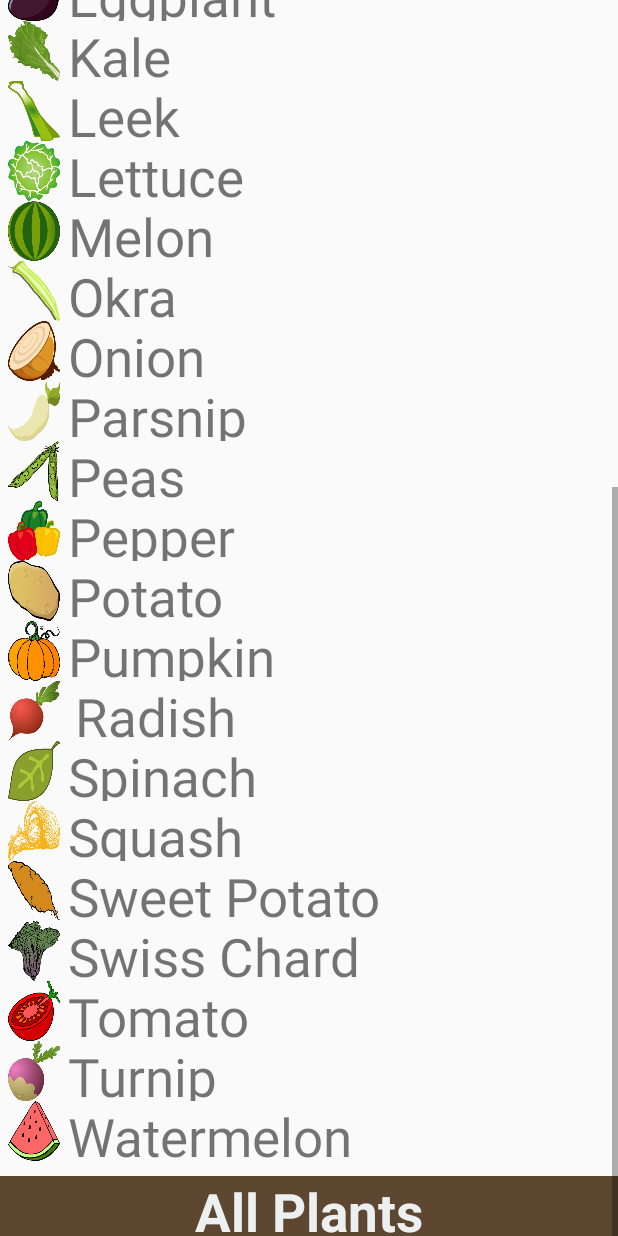
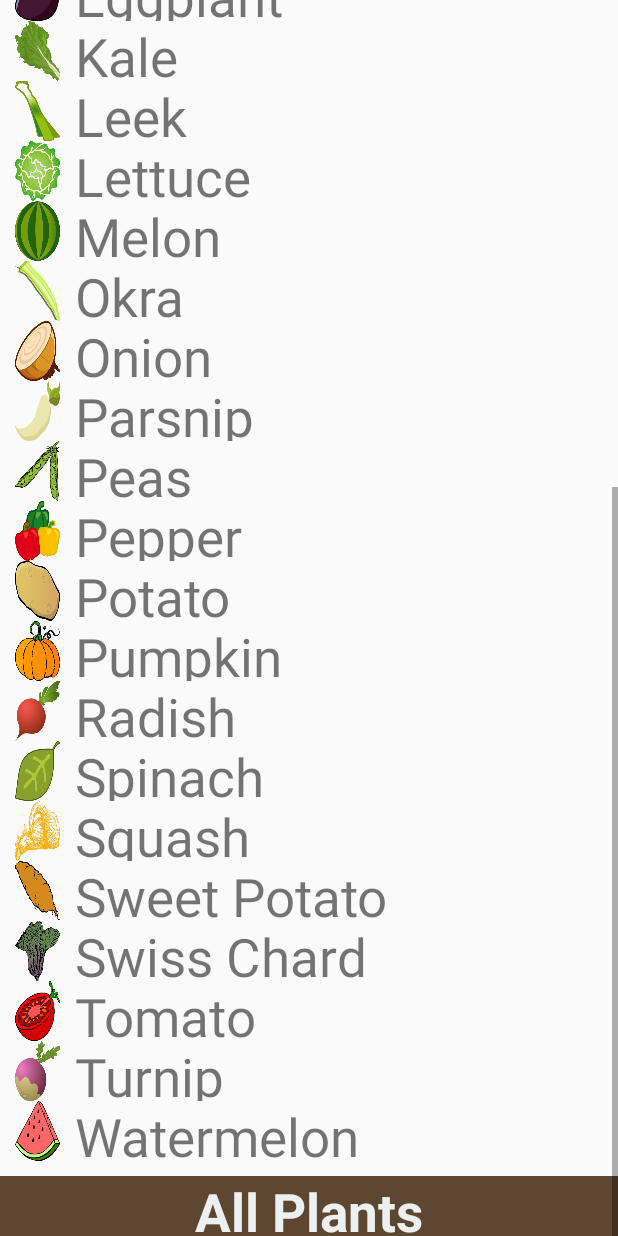
Before and after one commit to haihoang20/GreenThumb, an Android app: the layout activity_all_plants.xml on its own in the app's theme, with its tools: preview values and no code run, scrolled down 536 dp, on a phone screen of 412 x 824 dp. Run offline under Robolectric (Android 15) with nearby library versions, the phone set to English and light mode, and no system bars.

Commit message:
Finished adding photos and finished all layout stuff

```diff
--- a/app/src/main/java/beangames/greenthumb/PlantActivity.java
+++ b/app/src/main/java/beangames/greenthumb/PlantActivity.java
@@ -122,6 +122,7 @@ public class PlantActivity extends MainActivity{
         depth.setTypeface(plantText);
         rowSpacing.setTypeface(plantText);
         plantSpacing.setTypeface(plantText);
+        name.setTypeface(plantText);
 
     }
     public void addPlantList(View v) {
--- a/app/src/main/res/layout/activity_all_plants.xml
+++ b/app/src/main/res/layout/activity_all_plants.xml
@@ -29,7 +29,7 @@
 
         <ImageView
             android:id="@+id/beans_image"
-            android:paddingLeft="5dp"
+            android:paddingLeft="10dp"
             android:layout_width="40dp"
             android:layout_height="40dp"
             android:layout_below="@id/top_bar"
@@ -39,7 +39,7 @@
         <TextView
             android:id="@+id/beans"
             android:layout_toRightOf="@id/beans_image"
-            android:paddingLeft="5dp"
+            android:paddingLeft="10dp"
             android:layout_below="@id/top_bar"
             android:layout_width="match_parent"
             android:layout_height="40dp"
@@ -50,7 +50,7 @@
             android:onClick="plantNextPage" />
         <ImageView
             android:id="@+id/beets_image"
-            android:paddingLeft="5dp"
+            android:paddingLeft="10dp"
             android:layout_width="40dp"
             android:layout_height="40dp"
             android:layout_below="@id/beans"
@@ -60,7 +60,7 @@
         <TextView
             android:id="@+id/beets"
             android:layout_toRightOf="@id/beets_image"
-            android:paddingLeft="5dp"
+            android:paddingLeft="10dp"
             android:layout_width="match_parent"
             android:layout_height="40dp"
             android:text="Beets"
@@ -69,7 +69,7 @@
             android:onClick="plantNextPage" />
         <ImageView
             android:id="@+id/broc_image"
-            android:paddingLeft="5dp"
+            android:paddingLeft="10dp"
             android:layout_width="40dp"
             android:layout_height="40dp"
             android:layout_below="@id/beets"
@@ -79,7 +79,7 @@
         <TextView
             android:id="@+id/broccoli"
             android:layout_toRightOf="@id/broc_image"
-            android:paddingLeft="5dp"
+            android:paddingLeft="10dp"
             android:layout_width="match_parent"
             android:layout_height="40dp"
             android:text="Broccoli"
@@ -89,7 +89,7 @@
             android:onClick="plantNextPage" />
         <ImageView
             android:id="@+id/brus_image"
-            android:paddingLeft="5dp"
+            android:paddingLeft="10dp"
             android:layout_width="40dp"
             android:layout_height="40dp"
             android:layout_below="@id/broccoli"
@@ -98,7 +98,7 @@
             />
         <TextView
             android:id="@+id/brussels_sprout"
-            android:paddingLeft="5dp"
+            android:paddingLeft="10dp"
             android:layout_toRightOf="@id/brus_image"
             android:layout_width="match_parent"
             android:layout_height="40dp"
@@ -108,7 +108,7 @@
             android:onClick="plantNextPage" />
         <ImageView
             android:id="@+id/cabbage_image"
-            android:paddingLeft="5dp"
+            android:paddingLeft="10dp"
             android:layout_width="40dp"
             android:layout_height="40dp"
             android:layout_below="@id/brussels_sprout"
@@ -118,7 +118,7 @@
         <TextView
             android:id="@+id/cabbage"
             android:layout_toRightOf="@id/cabbage_image"
-            android:paddingLeft="5dp"
+            android:paddingLeft="10dp"
             android:layout_width="match_parent"
             android:layout_height="40dp"
             android:text="Cabbage"
@@ -127,7 +127,7 @@
             android:onClick="plantNextPage" />
         <ImageView
             android:id="@+id/carrot_image"
-            android:paddingLeft="5dp"
+            android:paddingLeft="10dp"
             android:layout_width="40dp"
             android:layout_height="40dp"
             android:layout_below="@id/cabbage"
@@ -136,7 +136,7 @@
             />
         <TextView
             android:id="@+id/carrot"
-            android:paddingLeft="5dp"
+            android:paddingLeft="10dp"
             android:layout_toRightOf="@id/carrot_image"
             android:layout_width="match_parent"
             android:layout_height="40dp"
@@ -146,7 +146,7 @@
             android:onClick="plantNextPage" />
         <ImageView
             android:id="@+id/cauliflower_image"
-            android:paddingLeft="5dp"
+            android:paddingLeft="10dp"
             android:layout_width="40dp"
             android:layout_height="40dp"
             android:layout_below="@id/carrot"
@@ -156,7 +156,7 @@
         <TextView
             android:id="@+id/cauliflower"
             android:layout_toRightOf="@id/cabbage_image"
-            android:paddingLeft="5dp"
+            android:paddingLeft="10dp"
             android:layout_width="match_parent"
             android:layout_height="40dp"
             android:text="Cauliflower"
@@ -165,7 +165,7 @@
             android:onClick="plantNextPage" />
         <ImageView
             android:id="@+id/celery_image"
-            android:paddingLeft="5dp"
+            android:paddingLeft="10dp"
             android:layout_width="40dp"
             android:layout_height="40dp"
             android:layout_below="@id/cauliflower"
@@ -175,7 +175,7 @@
         <TextView
             android:id="@+id/celery"
             android:layout_toRightOf="@id/celery_image"
-            android:paddingLeft="5dp"
+            android:paddingLeft="10dp"
             android:layout_width="match_parent"
             android:layout_height="40dp"
             android:text="Celery"
@@ -184,7 +184,7 @@
             android:onClick="plantNextPage" />
         <ImageView
             android:id="@+id/corn_image"
-            android:paddingLeft="5dp"
+            android:paddingLeft="10dp"
             android:layout_width="40dp"
             android:layout_height="40dp"
             android:layout_below="@id/celery"
@@ -193,7 +193,7 @@
             />
         <TextView
             android:id="@+id/corn"
-            android:paddingLeft="5dp"
+            android:paddingLeft="10dp"
             android:layout_toRightOf="@id/corn_image"
             android:layout_width="match_parent"
             android:layout_height="40dp"
@@ -203,7 +203,7 @@
             android:onClick="plantNextPage" />
         <ImageView
             android:id="@+id/cucumber_image"
-            android:paddingLeft="5dp"
+            android:paddingLeft="10dp"
             android:layout_width="40dp"
             android:layout_height="40dp"
             android:layout_below="@id/corn_image"
@@ -213,7 +213,7 @@
         <TextView
             android:id="@+id/cucumber"
             android:layout_toRightOf="@id/cucumber_image"
-            android:paddingLeft="5dp"
+            android:paddingLeft="10dp"
             android:layout_width="match_parent"
             android:layout_height="40dp"
             android:text="Cucumber"
@@ -223,7 +223,7 @@
             android:nestedScrollingEnabled="false" />
         <ImageView
             android:id="@+id/eggplant_image"
-            android:paddingLeft="5dp"
+            android:paddingLeft="10dp"
             android:layout_width="40dp"
             android:layout_height="40dp"
             android:layout_below="@id/cucumber_image"
@@ -233,7 +233,7 @@
         <TextView
             android:id="@+id/eggplant"
             android:layout_toRightOf="@id/eggplant_image"
-            android:paddingLeft="5dp"
+            android:paddingLeft="10dp"
             android:layout_width="match_parent"
             android:layout_height="40dp"
             android:text="Eggplant"
@@ -242,7 +242,7 @@
             android:onClick="plantNextPage" />
         <ImageView
             android:id="@+id/kale_image"
-            android:paddingLeft="5dp"
+            android:paddingLeft="10dp"
             android:layout_width="40dp"
             android:layout_height="40dp"
             android:layout_below="@id/eggplant_image"
@@ -252,7 +252,7 @@
         <TextView
             android:id="@+id/kale"
             android:layout_toRightOf="@id/kale_image"
-            android:paddingLeft="5dp"
+            android:paddingLeft="10dp"
             android:layout_width="match_parent"
             android:layout_height="40dp"
             android:text="Kale"
@@ -261,7 +261,7 @@
             android:onClick="plantNextPage" />
         <ImageView
             android:id="@+id/leek_image"
-            android:paddingLeft="5dp"
+            android:paddingLeft="10dp"
             android:layout_width="40dp"
             android:layout_height="40dp"
             android:layout_below="@id/kale_image"
@@ -271,7 +271,7 @@
         <TextView
             android:id="@+id/leek"
             android:layout_toRightOf="@id/leek_image"
-            android:paddingLeft="5dp"
+            android:paddingLeft="10dp"
             android:layout_width="match_parent"
             android:layout_height="40dp"
             android:text="Leek"
@@ -280,7 +280,7 @@
             android:onClick="plantNextPage" />
         <ImageView
             android:id="@+id/lettuce_image"
-            android:paddingLeft="5dp"
+            android:paddingLeft="10dp"
             android:layout_width="40dp"
             android:layout_height="40dp"
             android:layout_below="@id/leek_image"
@@ -290,7 +290,7 @@
         <TextView
             android:id="@+id/lettuce"
             android:layout_toRightOf="@id/lettuce_image"
-            android:paddingLeft="5dp"
+            android:paddingLeft="10dp"
             android:layout_width="match_parent"
             android:layout_height="40dp"
             android:text="Lettuce"
@@ -299,7 +299,7 @@
             android:onClick="plantNextPage" />
         <ImageView
             android:id="@+id/melon_image"
-            android:paddingLeft="5dp"
+            android:paddingLeft="10dp"
             android:layout_width="40dp"
             android:layout_height="40dp"
             android:layout_below="@id/lettuce_image"
@@ -309,7 +309,7 @@
         <TextView
             android:id="@+id/melon"
             android:layout_toRightOf="@id/melon_image"
-            android:paddingLeft="5dp"
+            android:paddingLeft="10dp"
             android:layout_width="match_parent"
             android:layout_height="40dp"
             android:text="Melon"
@@ -318,7 +318,7 @@
             android:onClick="plantNextPage" />
         <ImageView
             android:id="@+id/okra_image"
-            android:paddingLeft="5dp"
+            android:paddingLeft="10dp"
             android:layout_width="40dp"
             android:layout_height="40dp"
             android:layout_below="@id/melon_image"
@@ -328,7 +328,7 @@
         <TextView
             android:id="@+id/okra"
             android:layout_toRightOf="@id/okra_image"
-            android:paddingLeft="5dp"
+            android:paddingLeft="10dp"
             android:layout_width="match_parent"
             android:layout_height="40dp"
             android:text="Okra"
@@ -337,7 +337,7 @@
             android:onClick="plantNextPage" />
         <ImageView
             android:id="@+id/onion_image"
-            android:paddingLeft="5dp"
+            android:paddingLeft="10dp"
             android:layout_width="40dp"
             android:layout_height="40dp"
             android:layout_below="@id/okra_image"
@@ -347,7 +347,7 @@
         <TextView
             android:id="@+id/onion"
             android:layout_toRightOf="@id/onion_image"
-            android:paddingLeft="5dp"
+            android:paddingLeft="10dp"
             android:layout_width="match_parent"
             android:layout_height="40dp"
             android:text="Onion"
@@ -356,7 +356,7 @@
             android:onClick="plantNextPage" />
         <ImageView
             android:id="@+id/parsnip_image"
-            android:paddingLeft="5dp"
+            android:paddingLeft="10dp"
             android:layout_width="40dp"
             android:layout_height="40dp"
             android:layout_below="@id/onion_image"
@@ -366,7 +366,7 @@
         <TextView
             android:id="@+id/parsnip"
             android:layout_toRightOf="@id/parsnip_image"
-            android:paddingLeft="5dp"
+            android:paddingLeft="10dp"
             android:layout_width="match_parent"
             android:layout_height="40dp"
             android:text="Parsnip"
@@ -375,7 +375,7 @@
             android:onClick="plantNextPage" />
         <ImageView
             android:id="@+id/peas_image"
-            android:paddingLeft="5dp"
+            android:paddingLeft="10dp"
             android:layout_width="40dp"
             android:layout_height="40dp"
             android:layout_below="@id/parsnip_image"
@@ -385,7 +385,7 @@
         <TextView
             android:id="@+id/peas"
             android:layout_toRightOf="@id/peas_image"
-            android:paddingLeft="5dp"
+            android:paddingLeft="10dp"
             android:layout_width="match_parent"
             android:layout_height="40dp"
             android:text="Peas"
@@ -396,7 +396,7 @@
             android:layout_alignParentEnd="true" />
         <ImageView
             android:id="@+id/pepper_image"
-            android:paddingLeft="5dp"
+            android:paddingLeft="10dp"
             android:layout_width="40dp"
             android:layout_height="40dp"
             android:layout_below="@id/peas_image"
@@ -406,7 +406,7 @@
         <TextView
             android:id="@+id/pepper"
             android:layout_toRightOf="@id/pepper_image"
-            android:paddingLeft="5dp"
+            android:paddingLeft="10dp"
             android:layout_width="match_parent"
             android:layout_height="40dp"
             android:text="Pepper"
@@ -415,7 +415,7 @@
             android:onClick="plantNextPage" />
         <ImageView
             android:id="@+id/potato_image"
-            android:paddingLeft="5dp"
+            android:paddingLeft="10dp"
             android:layout_width="40dp"
             android:layout_height="40dp"
             android:layout_below="@id/pepper_image"
@@ -425,7 +425,7 @@
         <TextView
             android:id="@+id/potato"
             android:layout_toRightOf="@id/potato_image"
-            android:paddingLeft="5dp"
+            android:paddingLeft="10dp"
             android:layout_width="match_parent"
             android:layout_height="40dp"
             android:text="Potato"
@@ -434,7 +434,7 @@
             android:onClick="plantNextPage" />
         <ImageView
             android:id="@+id/pumpkin_image"
-            android:paddingLeft="5dp"
+            android:paddingLeft="10dp"
             android:layout_width="40dp"
             android:layout_height="40dp"
             android:layout_below="@id/potato_image"
@@ -444,7 +444,7 @@
         <TextView
             android:id="@+id/pumpkin"
             android:layout_toRightOf="@id/pumpkin_image"
-            android:paddingLeft="5dp"
+            android:paddingLeft="10dp"
             android:layout_width="match_parent"
             android:layout_height="40dp"
             android:text="Pumpkin"
@@ -453,7 +453,7 @@
             android:onClick="plantNextPage" />
         <ImageView
             android:id="@+id/radish_image"
-            android:paddingLeft="5dp"
+            android:paddingLeft="10dp"
             android:layout_width="40dp"
             android:layout_height="40dp"
             android:layout_below="@id/pumpkin_image"
@@ -472,7 +472,7 @@
             android:onClick="plantNextPage" />
         <ImageView
             android:id="@+id/spinach_image"
-            android:paddingLeft="5dp"
+            android:paddingLeft="10dp"
             android:layout_width="40dp"
             android:layout_height="40dp"
             android:layout_below="@id/radish_image"
@@ -482,7 +482,7 @@
         <TextView
             android:id="@+id/spinach"
             android:layout_toRightOf="@id/spinach_image"
-            android:paddingLeft="5dp"
+            android:paddingLeft="10dp"
             android:layout_width="match_parent"
             android:layout_height="40dp"
             android:text="Spinach"
@@ -491,7 +491,7 @@
             android:onClick="plantNextPage" />
         <ImageView
             android:id="@+id/squash_image"
-            android:paddingLeft="5dp"
+            android:paddingLeft="10dp"
             android:layout_width="40dp"
             android:layout_height="40dp"
             android:layout_below="@id/spinach_image"
@@ -501,7 +501,7 @@
         <TextView
             android:id="@+id/squash"
             android:layout_toRightOf="@id/squash_image"
-            android:paddingLeft="5dp"
+            android:paddingLeft="10dp"
             android:layout_width="match_parent"
             android:layout_height="40dp"
             android:text="Squash"
@@ -510,7 +510,7 @@
             android:onClick="plantNextPage" />
         <ImageView
             android:id="@+id/sweetpotato_image"
-            android:paddingLeft="5dp"
+            android:paddingLeft="10dp"
             android:layout_width="40dp"
             android:layout_height="40dp"
             android:layout_below="@id/squash_image"
@@ -520,7 +520,7 @@
         <TextView
             android:id="@+id/sweet_potato"
             android:layout_toRightOf="@id/sweetpotato_image"
-            android:paddingLeft="5dp"
+            android:paddingLeft="10dp"
             android:layout_width="match_parent"
             android:layout_height="40dp"
             android:text="Sweet Potato"
@@ -529,7 +529,7 @@
             android:onClick="plantNextPage" />
         <ImageView
             android:id="@+id/swisschard_image"
-            android:paddingLeft="5dp"
+            android:paddingLeft="10dp"
             android:layout_width="40dp"
             android:layout_height="40dp"
             android:layout_below="@id/sweetpotato_image"
@@ -539,7 +539,7 @@
         <TextView
             android:id="@+id/swiss_chard"
             android:layout_toRightOf="@id/swisschard_image"
-            android:paddingLeft="5dp"
+            android:paddingLeft="10dp"
             android:layout_width="match_parent"
             android:layout_height="40dp"
             android:text="Swiss Chard"
@@ -548,7 +548,7 @@
             android:onClick="plantNextPage" />
         <ImageView
             android:id="@+id/tomato_image"
-            android:paddingLeft="5dp"
+            android:paddingLeft="10dp"
             android:layout_width="40dp"
             android:layout_height="40dp"
             android:layout_below="@id/swisschard_image"
@@ -558,7 +558,7 @@
         <TextView
             android:id="@+id/tomato"
             android:layout_toRightOf="@id/tomato_image"
-            android:paddingLeft="5dp"
+            android:paddingLeft="10dp"
             android:layout_width="match_parent"
             android:layout_height="40dp"
             android:text="Tomato"
@@ -567,7 +567,7 @@
             android:onClick="plantNextPage" />
         <ImageView
             android:id="@+id/turnip_image"
-            android:paddingLeft="5dp"
+            android:paddingLeft="10dp"
             android:layout_width="40dp"
             android:layout_height="40dp"
             android:layout_below="@id/tomato_image"
@@ -577,7 +577,7 @@
         <TextView
             android:id="@+id/turnip"
             android:layout_toRightOf="@id/turnip_image"
-            android:paddingLeft="5dp"
+            android:paddingLeft="10dp"
             android:layout_width="match_parent"
             android:layout_height="40dp"
             android:text="Turnip"
@@ -586,7 +586,7 @@
             android:onClick="plantNextPage" />
         <ImageView
             android:id="@+id/watermlon_image"
-            android:paddingLeft="5dp"
+            android:paddingLeft="10dp"
             android:layout_width="40dp"
             android:layout_height="40dp"
             android:layout_below="@id/turnip_image"
@@ -596,7 +596,7 @@
         <TextView
             android:id="@+id/watermelon"
             android:layout_toRightOf="@id/watermlon_image"
-            android:paddingLeft="5dp"
+            android:paddingLeft="10dp"
             android:layout_width="match_parent"
             android:layout_height="40dp"
             android:text="Watermelon"
--- a/app/src/main/res/layout/activity_info.xml
+++ b/app/src/main/res/layout/activity_info.xml
@@ -28,12 +28,19 @@
         android:gravity="center"
         android:textStyle="bold" />
 
+    <ImageView
+        android:id="@+id/pile_image"
+        android:layout_width="match_parent"
+        android:layout_height="35dp"
+        android:layout_above="@id/bottom_bar"
+        android:src="@drawable/pile"/>
+
 
     <ScrollView
         android:layout_width="match_parent"
         android:layout_height="match_parent"
         android:layout_below="@id/top_bar"
-        android:layout_above="@id/bottom_bar">
+        android:layout_above="@id/pile_image">
         <TextView
             android:id="@+id/thank_you"
             android:layout_width="match_parent"
--- a/app/src/main/res/layout/activity_main.xml
+++ b/app/src/main/res/layout/activity_main.xml
@@ -81,6 +81,18 @@
         android:src="@drawable/garden"
         />
 
+    <ImageView
+        android:id="@+id/vines_image"
+        android:paddingLeft="5dp"
+        android:layout_width="240dp"
+        android:layout_height="420dp"
+        android:layout_above="@id/main_menu"
+        android:layout_centerVertical="true"
+        android:layout_alignParentLeft="true"
+        android:scaleType="fitXY"
+        android:src="@drawable/vines"
+        />
+
 
 
 </RelativeLayout>
--- a/app/src/main/res/layout/activity_plant.xml
+++ b/app/src/main/res/layout/activity_plant.xml
@@ -30,22 +30,24 @@
 
         <TextView
             android:id="@+id/name"
-            android:paddingLeft="10dp"
             android:layout_below="@id/top_bar"
             android:layout_width="150dp"
-            android:layout_height="45dp"
-            android:textSize="35dp"
+            android:layout_height="wrap_content"
+            android:textSize="40dp"
             android:layout_marginBottom="10dp"
+            android:layout_marginTop="20dp"
             android:layout_centerHorizontal="true"
             android:gravity="center"
             />
 
-        <TextView
+        <ImageView
             android:id="@+id/picture"
             android:layout_width="100dp"
-            android:layout_height="50dp"
+            android:layout_height="100dp"
             android:layout_below="@id/top_bar"
-            android:layout_toLeftOf="@id/name"
+            android:src="@drawable/cornucopia"
+            android:layout_marginLeft="5dp"
+            android:layout_marginBottom="10dp"
             />
 
         <Button
@@ -63,7 +65,7 @@
             android:id="@+id/Sowing_Season_Title"
             android:textStyle="bold"
             android:paddingLeft="10dp"
-            android:layout_below="@id/add"
+            android:layout_below="@id/picture"
             android:layout_width="match_parent"
             android:layout_height="wrap_content"
             android:text="Sowing Season:"
```
Also changed, not shown: app/src/main/res/drawable/cornucopia.png (added), app/src/main/res/drawable/pile.png (added), app/src/main/res/drawable/vines.png (added).
